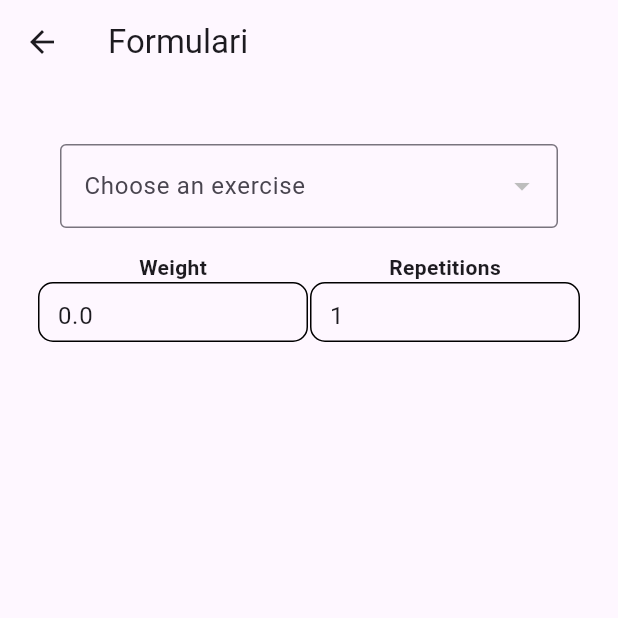
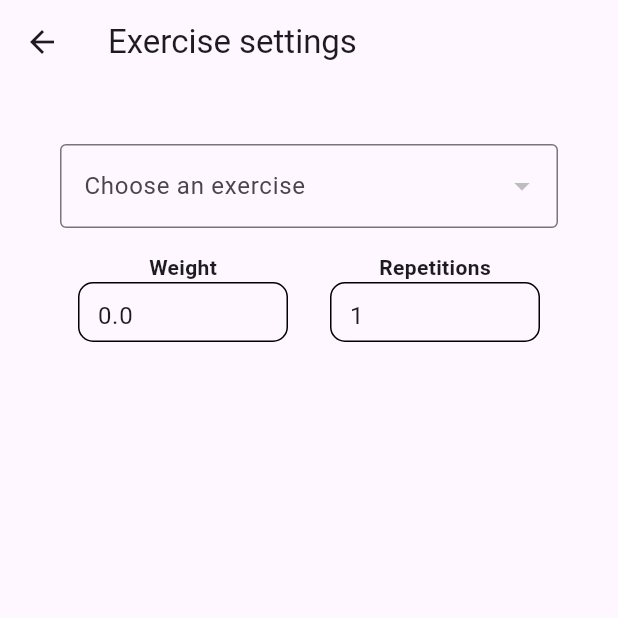
Before and after one commit to Mar-M-A/rehab_app2, a Flutter app: the FormPage screen opened directly with empty values, on a phone screen of 412 x 824 dp, the top half of it. Run offline on Flutter 3.47's test engine with Material 3 defaults, Android fonts, the phone set to English and light mode, and no system bars; network calls fail.

Commit message:
Mobile fixes

```diff
--- a/lib/screens/form.page.dart
+++ b/lib/screens/form.page.dart
@@ -47,7 +47,7 @@ class _FormPageState extends State<FormPage> {
   @override
   Widget build(BuildContext context) {
     return Scaffold(
-      appBar: AppBar(title: Text("Formulari")),
+      appBar: AppBar(title: Text("Exercise settings")),
       body: Padding(
         padding: const EdgeInsets.all(24.0),
         child: Column(
@@ -87,7 +87,7 @@ class _FormPageState extends State<FormPage> {
                         borderRadius: BorderRadius.circular(10),
                         border: Border.all(color: Colors.black, width: 1),
                       ),
-                      width: 180,
+                      width: 140,
                       height: 40,
                       alignment: Alignment.center,
                       child: TextFormField(
@@ -130,7 +130,7 @@ class _FormPageState extends State<FormPage> {
                         borderRadius: BorderRadius.circular(10),
                         border: Border.all(color: Colors.black, width: 1),
                       ),
-                      width: 180,
+                      width: 140,
                       height: 40,
                       alignment: Alignment.center,
                       child: TextFormField(
```
